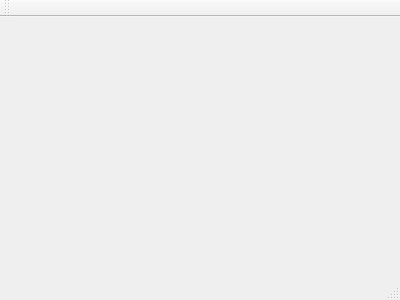
First picture: the form in antsor/lab_01/windows.ui, repository SGCube/IU7-Object-Oriented-Programming, before the edit.
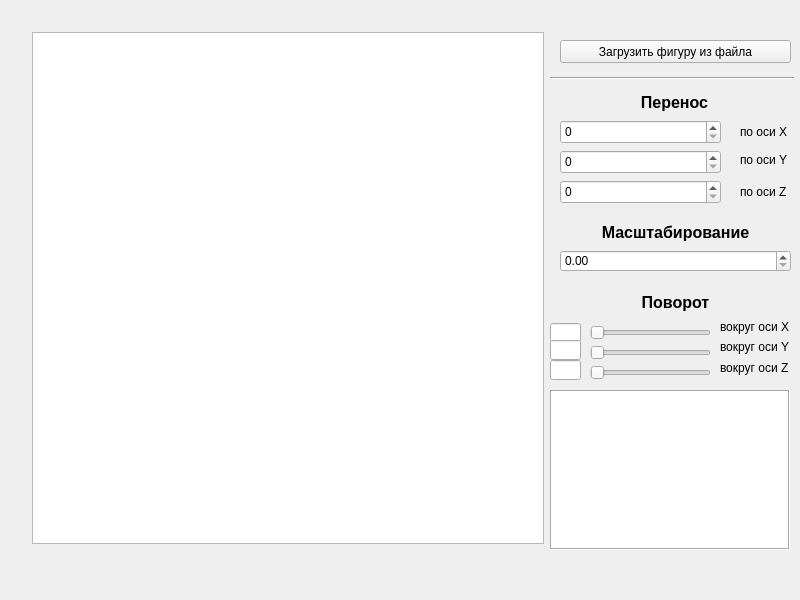
Second picture: the form after the edit.

Commit message: lab_01_a: add window form

```diff
--- a/antsor/lab_01/windows.ui
+++ b/antsor/lab_01/windows.ui
@@ -1,24 +1,338 @@
 <ui version="4.0">
  <class>windows</class>
- <widget class="QMainWindow" name="windows" >
-  <property name="geometry" >
+ <widget class="QMainWindow" name="windows">
+  <property name="geometry">
    <rect>
     <x>0</x>
     <y>0</y>
-    <width>400</width>
-    <height>300</height>
+    <width>800</width>
+    <height>600</height>
    </rect>
   </property>
   <property name="windowTitle" >
    <string>windows</string>
   </property>
-  <widget class="QMenuBar" name="menuBar" />
-  <widget class="QToolBar" name="mainToolBar" />
-  <widget class="QWidget" name="centralWidget" />
-  <widget class="QStatusBar" name="statusBar" />
+  <widget class="QWidget" name="centralWidget">
+   <widget class="QGraphicsView" name="graphicsView">
+    <property name="geometry">
+     <rect>
+      <x>32</x>
+      <y>32</y>
+      <width>512</width>
+      <height>512</height>
+     </rect>
+    </property>
+   </widget>
+   <widget class="QLabel" name="label">
+    <property name="geometry">
+     <rect>
+      <x>559</x>
+      <y>90</y>
+      <width>231</width>
+      <height>24</height>
+     </rect>
+    </property>
+    <property name="font">
+     <font>
+      <pointsize>12</pointsize>
+      <weight>75</weight>
+      <italic>false</italic>
+      <bold>true</bold>
+     </font>
+    </property>
+    <property name="text">
+     <string>Перенос</string>
+    </property>
+    <property name="alignment">
+     <set>Qt::AlignCenter</set>
+    </property>
+   </widget>
+   <widget class="Line" name="line">
+    <property name="geometry">
+     <rect>
+      <x>550</x>
+      <y>70</y>
+      <width>244</width>
+      <height>16</height>
+     </rect>
+    </property>
+    <property name="orientation">
+     <enum>Qt::Horizontal</enum>
+    </property>
+   </widget>
+   <widget class="QPushButton" name="pushButton">
+    <property name="geometry">
+     <rect>
+      <x>560</x>
+      <y>40</y>
+      <width>231</width>
+      <height>23</height>
+     </rect>
+    </property>
+    <property name="text">
+     <string>Загрузить фигуру из файла</string>
+    </property>
+   </widget>
+   <widget class="QSpinBox" name="spinBox">
+    <property name="geometry">
+     <rect>
+      <x>560</x>
+      <y>120</y>
+      <width>161</width>
+      <height>24</height>
+     </rect>
+    </property>
+   </widget>
+   <widget class="QSpinBox" name="spinBox_2">
+    <property name="geometry">
+     <rect>
+      <x>560</x>
+      <y>150</y>
+      <width>161</width>
+      <height>24</height>
+     </rect>
+    </property>
+   </widget>
+   <widget class="QLabel" name="label_2">
+    <property name="geometry">
+     <rect>
+      <x>740</x>
+      <y>125</y>
+      <width>47</width>
+      <height>13</height>
+     </rect>
+    </property>
+    <property name="text">
+     <string>по оси X</string>
+    </property>
+   </widget>
+   <widget class="QLabel" name="label_3">
+    <property name="geometry">
+     <rect>
+      <x>740</x>
+      <y>153</y>
+      <width>47</width>
+      <height>13</height>
+     </rect>
+    </property>
+    <property name="text">
+     <string>по оси Y</string>
+    </property>
+   </widget>
+   <widget class="QLabel" name="label_4">
+    <property name="geometry">
+     <rect>
+      <x>740</x>
+      <y>185</y>
+      <width>47</width>
+      <height>13</height>
+     </rect>
+    </property>
+    <property name="text">
+     <string>по оси Z</string>
+    </property>
+   </widget>
+   <widget class="QSpinBox" name="spinBox_3">
+    <property name="geometry">
+     <rect>
+      <x>560</x>
+      <y>180</y>
+      <width>161</width>
+      <height>24</height>
+     </rect>
+    </property>
+   </widget>
+   <widget class="QDoubleSpinBox" name="doubleSpinBox">
+    <property name="geometry">
+     <rect>
+      <x>560</x>
+      <y>250</y>
+      <width>231</width>
+      <height>22</height>
+     </rect>
+    </property>
+   </widget>
+   <widget class="QLabel" name="label_5">
+    <property name="geometry">
+     <rect>
+      <x>560</x>
+      <y>220</y>
+      <width>231</width>
+      <height>24</height>
+     </rect>
+    </property>
+    <property name="font">
+     <font>
+      <pointsize>12</pointsize>
+      <weight>75</weight>
+      <italic>false</italic>
+      <bold>true</bold>
+     </font>
+    </property>
+    <property name="text">
+     <string>Масштабирование</string>
+    </property>
+    <property name="alignment">
+     <set>Qt::AlignCenter</set>
+    </property>
+   </widget>
+   <widget class="QLabel" name="label_6">
+    <property name="geometry">
+     <rect>
+      <x>560</x>
+      <y>290</y>
+      <width>231</width>
+      <height>24</height>
+     </rect>
+    </property>
+    <property name="font">
+     <font>
+      <pointsize>12</pointsize>
+      <weight>75</weight>
+      <italic>false</italic>
+      <bold>true</bold>
+     </font>
+    </property>
+    <property name="text">
+     <string>Поворот</string>
+    </property>
+    <property name="alignment">
+     <set>Qt::AlignCenter</set>
+    </property>
+   </widget>
+   <widget class="QSlider" name="horizontalSlider">
+    <property name="geometry">
+     <rect>
+      <x>590</x>
+      <y>323</y>
+      <width>121</width>
+      <height>20</height>
+     </rect>
+    </property>
+    <property name="orientation">
+     <enum>Qt::Horizontal</enum>
+    </property>
+   </widget>
+   <widget class="QSlider" name="horizontalSlider_2">
+    <property name="geometry">
+     <rect>
+      <x>590</x>
+      <y>343</y>
+      <width>121</width>
+      <height>20</height>
+     </rect>
+    </property>
+    <property name="orientation">
+     <enum>Qt::Horizontal</enum>
+    </property>
+   </widget>
+   <widget class="QSlider" name="horizontalSlider_3">
+    <property name="geometry">
+     <rect>
+      <x>590</x>
+      <y>363</y>
+      <width>121</width>
+      <height>20</height>
+     </rect>
+    </property>
+    <property name="orientation">
+     <enum>Qt::Horizontal</enum>
+    </property>
+   </widget>
+   <widget class="QLabel" name="label_7">
+    <property name="geometry">
+     <rect>
+      <x>720</x>
+      <y>319</y>
+      <width>71</width>
+      <height>16</height>
+     </rect>
+    </property>
+    <property name="text">
+     <string>вокруг оси X</string>
+    </property>
+   </widget>
+   <widget class="QLabel" name="label_8">
+    <property name="geometry">
+     <rect>
+      <x>720</x>
+      <y>339</y>
+      <width>71</width>
+      <height>16</height>
+     </rect>
+    </property>
+    <property name="text">
+     <string>вокруг оси Y</string>
+    </property>
+   </widget>
+   <widget class="QLabel" name="label_9">
+    <property name="geometry">
+     <rect>
+      <x>720</x>
+      <y>360</y>
+      <width>71</width>
+      <height>16</height>
+     </rect>
+    </property>
+    <property name="text">
+     <string>вокруг оси Z</string>
+    </property>
+   </widget>
+   <widget class="QLineEdit" name="lineEdit">
+    <property name="geometry">
+     <rect>
+      <x>550</x>
+      <y>323</y>
+      <width>31</width>
+      <height>20</height>
+     </rect>
+    </property>
+   </widget>
+   <widget class="QLineEdit" name="lineEdit_2">
+    <property name="geometry">
+     <rect>
+      <x>550</x>
+      <y>340</y>
+      <width>31</width>
+      <height>20</height>
+     </rect>
+    </property>
+   </widget>
+   <widget class="QLineEdit" name="lineEdit_3">
+    <property name="geometry">
+     <rect>
+      <x>550</x>
+      <y>360</y>
+      <width>31</width>
+      <height>20</height>
+     </rect>
+    </property>
+   </widget>
+   <widget class="QLabel" name="label_10">
+    <property name="geometry">
+     <rect>
+      <x>550</x>
+      <y>390</y>
+      <width>240</width>
+      <height>160</height>
+     </rect>
+    </property>
+    <property name="styleSheet">
+     <string notr="true">background-color: rgb(255, 255, 255);</string>
+    </property>
+    <property name="frameShape">
+     <enum>QFrame::Box</enum>
+    </property>
+    <property name="frameShadow">
+     <enum>QFrame::Sunken</enum>
+    </property>
+    <property name="text">
+     <string/>
+    </property>
+   </widget>
+  </widget>
  </widget>
- <layoutDefault spacing="6" margin="11" />
- <pixmapfunction></pixmapfunction>
+ <layoutdefault spacing="6" margin="11"/>
  <resources/>
  <connections/>
 </ui>
```
Left out of the diff: 3 changed lines with no effect on the pictures. The commit also changes 1 other file.
